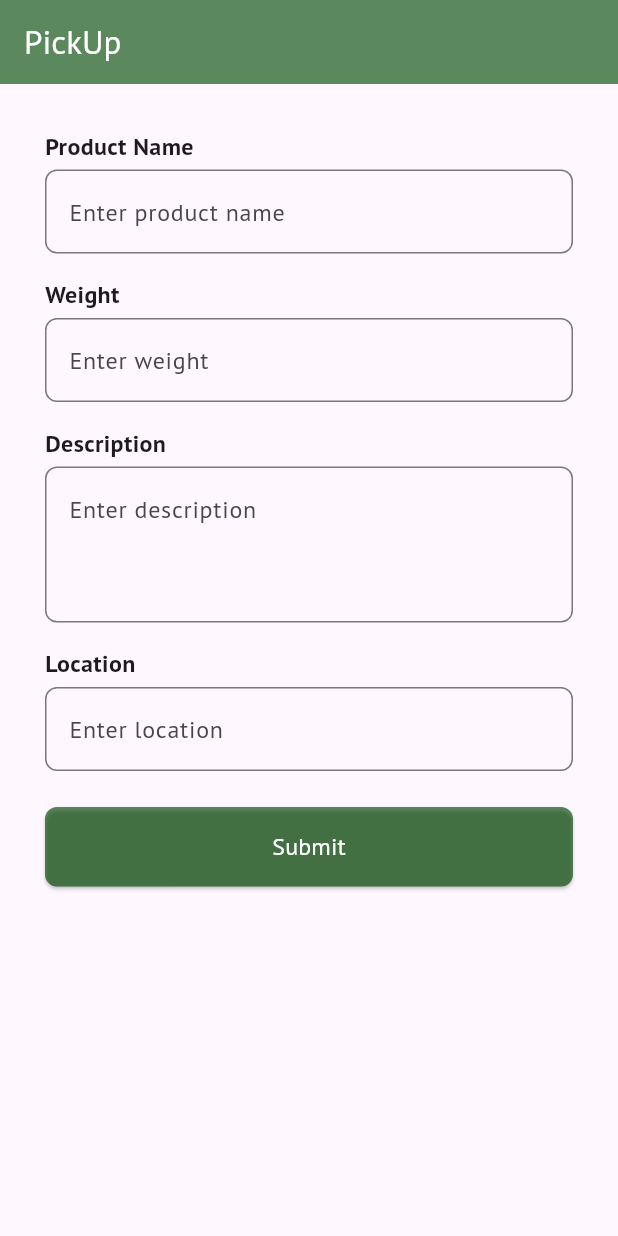
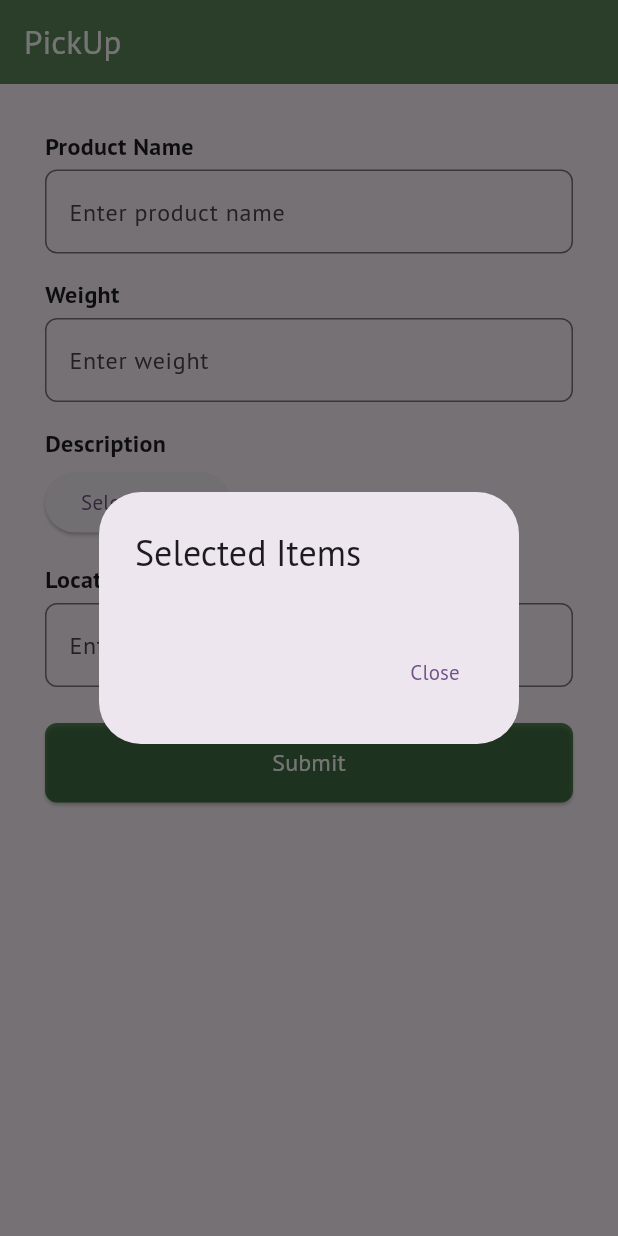
Before and after one commit to subash1404/e-waste-management, a Flutter app: the screen it shows after launch, after a tap on "Submit", on a phone screen of 412 x 824 dp. Run offline on Flutter 3.47's test engine with Material 3 defaults, Android fonts, the phone set to English and light mode, and no system bars; our stand-ins replace flutter_dotenv, google_fonts, multi_select_flutter.

Commit message:
added pickup-req page

```diff
--- a/frontend/lib/pages/pickup.dart
+++ b/frontend/lib/pages/pickup.dart
@@ -1,4 +1,26 @@
 import 'package:flutter/material.dart';
+import 'package:multi_select_flutter/multi_select_flutter.dart';
+
+void main() {
+  runApp(const MyApp());
+}
+
+class MyApp extends StatelessWidget {
+  const MyApp({Key? key}) : super(key: key);
+
+  @override
+  Widget build(BuildContext context) {
+    return MaterialApp(
+      debugShowCheckedModeBanner: false,
+      theme: ThemeData(
+        // enable Material 3
+        useMaterial3: true,
+        primarySwatch: Colors.indigo,
+      ),
+      home: const PickupPage(),
+    );
+  }
+}
 
 class PickupPage extends StatefulWidget {
   const PickupPage({Key? key}) : super(key: key);
@@ -19,6 +41,15 @@
   final TextEditingController _descriptionController = TextEditingController();
   final TextEditingController _locationController = TextEditingController();
 
+  final List<String> predefinedItems = [
+    'Item 1',
+    'Item 2',
+    'Item 3',
+    // Add more items as needed
+  ];
+
+  List<String> selectedItems = [];
+
   @override
   void dispose() {
     _productNameFocusNode.dispose();
@@ -32,13 +63,27 @@
     super.dispose();
   }
 
+  void _showMultiSelect() async {
+    final List<String> results = await showDialog(
+      context: context,
+      builder: (BuildContext context) {
+        return MultiSelect(items: predefinedItems);
+      },
+    );
+
+    if (results != null) {
+      setState(() {
+        selectedItems = results;
+      });
+    }
+  }
+
   @override
   Widget build(BuildContext context) {
     return Scaffold(
       appBar: AppBar(
         title: const Text("PickUp"),
         backgroundColor: const Color.fromARGB(167, 4, 77, 6),
-        // backgroundColor: Colors.green,
         foregroundColor: Colors.white,
       ),
       body: Padding(
@@ -98,23 +143,9 @@
                 style: TextStyle(fontSize: 16, fontWeight: FontWeight.w600),
               ),
               const SizedBox(height: 4),
-              TextFormField(
-                controller: _descriptionController,
-                focusNode: _descriptionFocusNode,
-                decoration: InputDecoration(
-                  hintText: "Enter description",
-                  border: OutlineInputBorder(
-                    borderRadius: BorderRadius.circular(8),
-                  ),
-                ),
-                keyboardType: TextInputType.text,
-                maxLines: 3,
-                validator: (description) {
-                  if (description == null || description.trim().isEmpty) {
-                    return "The description should not be empty";
-                  }
-                  return null;
-                },
+              ElevatedButton(
+                onPressed: _showMultiSelect,
+                child: const Text("Select Items"),
               ),
               const SizedBox(height: 16),
               const Text(
@@ -143,6 +174,31 @@
               ElevatedButton(
                 onPressed: () {
                   // Submit action
+                  showDialog(
+                    context: context,
+                    builder: (BuildContext context) {
+                      return AlertDialog(
+                        title: const Text('Selected Items'),
+                        content: SingleChildScrollView(
+                          child: ListBody(
+                            children: selectedItems
+                                .map(
+                                  (item) => Text(item),
+                                )
+                                .toList(),
+                          ),
+                        ),
+                        actions: [
+                          TextButton(
+                            onPressed: () {
+                              Navigator.of(context).pop();
+                            },
+                            child: const Text('Close'),
+                          ),
+                        ],
+                      );
+                    },
+                  );
                 },
                 child: const Text(
                   "Submit",
@@ -165,3 +221,62 @@
     );
   }
 }
+
+class MultiSelect extends StatefulWidget {
+  final List<String> items;
+  const MultiSelect({Key? key, required this.items}) : super(key: key);
+
+  @override
+  State<StatefulWidget> createState() => _MultiSelectState();
+}
+
+class _MultiSelectState extends State<MultiSelect> {
+  final List<String> _selectedItems = [];
+
+  void _itemChange(String itemValue, bool isSelected) {
+    setState(() {
+      if (isSelected) {
+        _selectedItems.add(itemValue);
+      } else {
+        _selectedItems.remove(itemValue);
+      }
+    });
+  }
+
+  void _cancel() {
+    Navigator.pop(context);
+  }
+
+  void _submit() {
+    Navigator.pop(context, _selectedItems);
+  }
+
+  @override
+  Widget build(BuildContext context) {
+    return AlertDialog(
+      title: const Text('Select Topics'),
+      content: SingleChildScrollView(
+        child: ListBody(
+          children: widget.items
+              .map((item) => CheckboxListTile(
+                    value: _selectedItems.contains(item),
+                    title: Text(item),
+                    controlAffinity: ListTileControlAffinity.leading,
+                    onChanged: (isChecked) => _itemChange(item, isChecked!),
+                  ))
+              .toList(),
+        ),
+      ),
+      actions: [
+        TextButton(
+          onPressed: _cancel,
+          child: const Text('Cancel'),
+        ),
+        ElevatedButton(
+          onPressed: _submit,
+          child: const Text('Submit'),
+        ),
+      ],
+    );
+  }
+}
--- a/frontend/pubspec.yaml
+++ b/frontend/pubspec.yaml
@@ -37,6 +37,7 @@
   cupertino_icons: ^1.0.2
   flutter_dotenv: ^5.1.0
   google_fonts: ^6.1.0
+  multi_select_flutter: ^4.1.3
 
 dev_dependencies:
   flutter_test:
```
Also changed, not shown: frontend/pubspec.lock.
